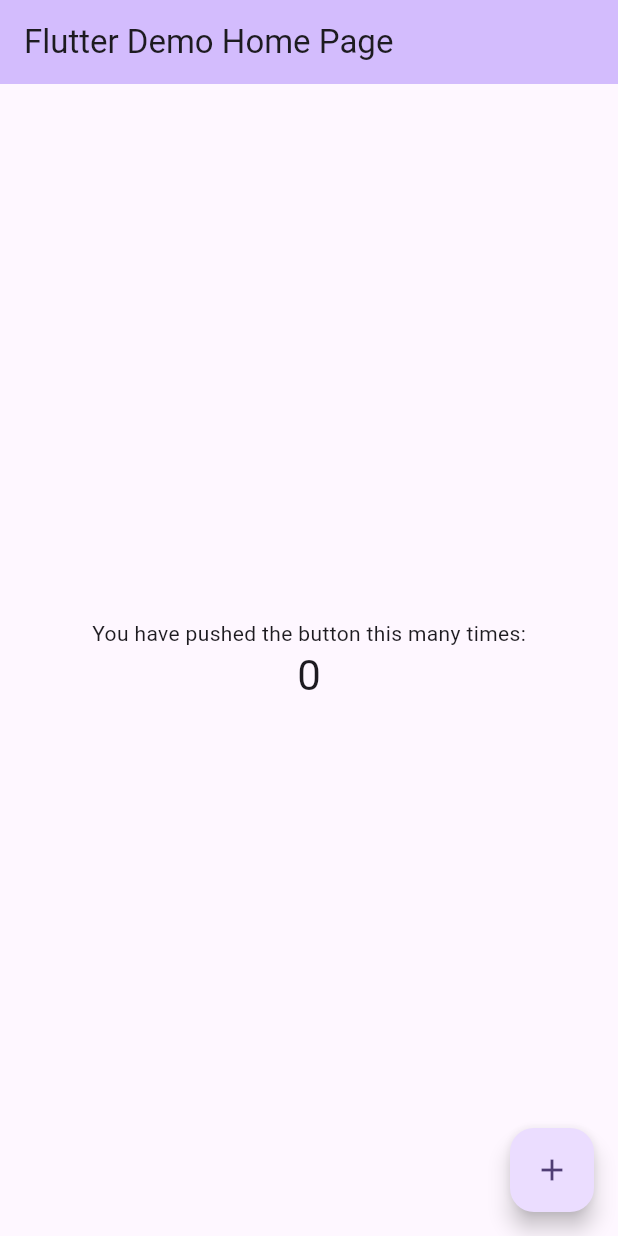
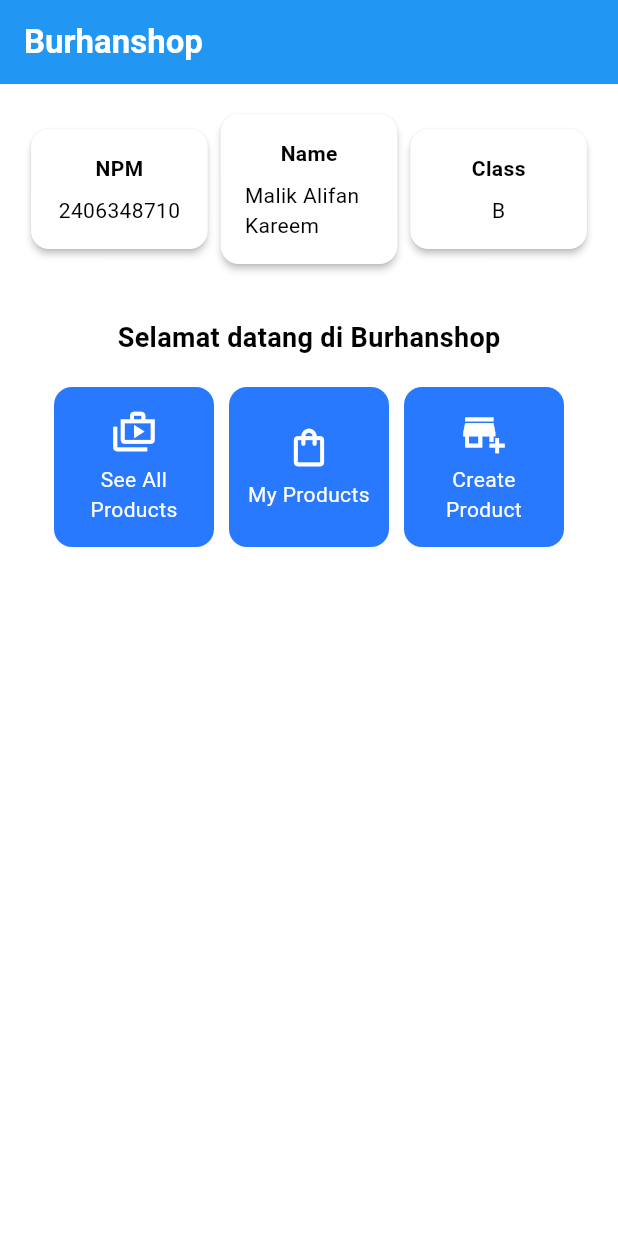
Before and after one commit to KareemMalik/burhanshop-mobile, a Flutter app: the screen it shows after launch, on a phone screen of 412 x 824 dp. Run offline on Flutter 3.47's test engine with Material 3 defaults, Android fonts, the phone set to English and light mode, and no system bars.

Commit message:
Modified main.dart & menu.dart to add All Products, My Products, and Create Product Button

```diff
--- a/lib/main.dart
+++ b/lib/main.dart
@@ -1,4 +1,5 @@
 import 'package:flutter/material.dart';
+import 'package:burhanshop/menu.dart';
 
 void main() {
   runApp(const MyApp());
@@ -10,8 +11,9 @@
   // This widget is the root of your application.
   @override
   Widget build(BuildContext context) {
+
     return MaterialApp(
-      title: 'Flutter Demo',
+      title: 'Burhanshop',
       theme: ThemeData(
         // This is the theme of your application.
         //
@@ -28,95 +30,11 @@
         //
         // This works for code too, not just values: Most code changes can be
         // tested with just a hot reload.
-        colorScheme: ColorScheme.fromSeed(seedColor: Colors.deepPurple),
+        colorScheme: ColorScheme.fromSwatch(primarySwatch: Colors.blue)
+            .copyWith(secondary: Colors.blueAccent[400]),
       ),
-      home: const MyHomePage(title: 'Flutter Demo Home Page'),
+      home: MyHomePage(),
     );
+
   }
 }
-
-class MyHomePage extends StatefulWidget {
-  const MyHomePage({super.key, required this.title});
-
-  // This widget is the home page of your application. It is stateful, meaning
-  // that it has a State object (defined below) that contains fields that affect
-  // how it looks.
-
-  // This class is the configuration for the state. It holds the values (in this
-  // case the title) provided by the parent (in this case the App widget) and
-  // used by the build method of the State. Fields in a Widget subclass are
-  // always marked "final".
-
-  final String title;
-
-  @override
-  State<MyHomePage> createState() => _MyHomePageState();
-}
-
-class _MyHomePageState extends State<MyHomePage> {
-  int _counter = 0;
-
-  void _incrementCounter() {
-    setState(() {
-      // This call to setState tells the Flutter framework that something has
-      // changed in this State, which causes it to rerun the build method below
-      // so that the display can reflect the updated values. If we changed
-      // _counter without calling setState(), then the build method would not be
-      // called again, and so nothing would appear to happen.
-      _counter++;
-    });
-  }
-
-  @override
-  Widget build(BuildContext context) {
-    // This method is rerun every time setState is called, for instance as done
-    // by the _incrementCounter method above.
-    //
-    // The Flutter framework has been optimized to make rerunning build methods
-    // fast, so that you can just rebuild anything that needs updating rather
-    // than having to individually change instances of widgets.
-    return Scaffold(
-      appBar: AppBar(
-        // TRY THIS: Try changing the color here to a specific color (to
-        // Colors.amber, perhaps?) and trigger a hot reload to see the AppBar
-        // change color while the other colors stay the same.
-        backgroundColor: Theme.of(context).colorScheme.inversePrimary,
-        // Here we take the value from the MyHomePage object that was created by
-        // the App.build method, and use it to set our appbar title.
-        title: Text(widget.title),
-      ),
-      body: Center(
-        // Center is a layout widget. It takes a single child and positions it
-        // in the middle of the parent.
-        child: Column(
-          // Column is also a layout widget. It takes a list of children and
-          // arranges them vertically. By default, it sizes itself to fit its
-          // children horizontally, and tries to be as tall as its parent.
-          //
-          // Column has various properties to control how it sizes itself and
-          // how it positions its children. Here we use mainAxisAlignment to
-          // center the children vertically; the main axis here is the vertical
-          // axis because Columns are vertical (the cross axis would be
-          // horizontal).
-          //
-          // TRY THIS: Invoke "debug painting" (choose the "Toggle Debug Paint"
-          // action in the IDE, or press "p" in the console), to see the
-          // wireframe for each widget.
-          mainAxisAlignment: MainAxisAlignment.center,
-          children: <Widget>[
-            const Text('You have pushed the button this many times:'),
-            Text(
-              '$_counter',
-              style: Theme.of(context).textTheme.headlineMedium,
-            ),
-          ],
-        ),
-      ),
-      floatingActionButton: FloatingActionButton(
-        onPressed: _incrementCounter,
-        tooltip: 'Increment',
-        child: const Icon(Icons.add),
-      ), // This trailing comma makes auto-formatting nicer for build methods.
-    );
-  }
-}
--- /dev/null
+++ b/lib/menu.dart
@@ -0,0 +1,186 @@
+import 'package:flutter/material.dart';
+
+class MyHomePage extends StatelessWidget {
+  MyHomePage({super.key});
+  final String nama = "Malik Alifan Kareem" ;//nama
+  final String npm = "2406348710" ;//npm
+  final String kelas = "B" ;//kelas
+  final List<ItemHomepage> items = [
+    ItemHomepage("See All Products", Icons.shop_2_outlined),
+    ItemHomepage("My Products", Icons.shopping_bag_outlined),
+    ItemHomepage("Create Product", Icons.add_business_sharp),
+  ];
+
+  @override
+  Widget build(BuildContext context) {
+    // Scaffold menyediakan struktur dasar halaman dengan AppBar dan body.
+    return Scaffold(
+      // AppBar adalah bagian atas halaman yang menampilkan judul.
+      appBar: AppBar(
+        // Judul aplikasi "Burhanshop" dengan teks putih dan tebal.
+        title: const Text(
+          'Burhanshop',
+          style: TextStyle(
+            color: Colors.white,
+            fontWeight: FontWeight.bold,
+          ),
+        ),
+        // Warna latar belakang AppBar diambil dari skema warna tema aplikasi.
+        backgroundColor: Theme.of(context).colorScheme.primary,
+      ),
+      // Body halaman dengan padding di sekelilingnya.
+      body: Padding(
+        padding: const EdgeInsets.all(16.0),
+        // Menyusun widget secara vertikal dalam sebuah kolom.
+        child: Column(
+          crossAxisAlignment: CrossAxisAlignment.center,
+          children: [
+            // Row untuk menampilkan 3 InfoCard secara horizontal.
+            Row(
+              mainAxisAlignment: MainAxisAlignment.spaceEvenly,
+              children: [
+                InfoCard(title: 'NPM', content: npm),
+                InfoCard(title: 'Name', content: nama),
+                InfoCard(title: 'Class', content: kelas),
+              ],
+            ),
+
+            // Memberikan jarak vertikal 16 unit.
+            const SizedBox(height: 16.0),
+
+            // Menempatkan widget berikutnya di tengah halaman.
+            Center(
+              child: Column(
+                // Menyusun teks dan grid item secara vertikal.
+
+                children: [
+                  // Menampilkan teks sambutan dengan gaya tebal dan ukuran 18.
+                  const Padding(
+                    padding: EdgeInsets.only(top: 16.0),
+                    child: Text(
+                      'Selamat datang di Burhanshop',
+                      style: TextStyle(
+                        fontWeight: FontWeight.bold,
+                        fontSize: 18.0,
+                      ),
+                    ),
+                  ),
+
+                  // Grid untuk menampilkan ItemCard dalam bentuk grid 3 kolom.
+                  GridView.count(
+                    primary: true,
+                    padding: const EdgeInsets.all(20),
+                    crossAxisSpacing: 10,
+                    mainAxisSpacing: 10,
+                    crossAxisCount: 3,
+                    // Agar grid menyesuaikan tinggi kontennya.
+                    shrinkWrap: true,
+
+                    // Menampilkan ItemCard untuk setiap item dalam list items.
+                    children: items.map((ItemHomepage item) {
+                      return ItemCard(item);
+                    }).toList(),
+                  ),
+                ],
+              ),
+            ),
+          ],
+        ),
+      ),
+    );
+  }
+}
+
+class ItemHomepage {
+  final String name;
+  final IconData icon;
+
+  ItemHomepage(this.name, this.icon);
+}
+
+class InfoCard extends StatelessWidget {
+  // Kartu informasi yang menampilkan title dan content.
+
+  final String title;  // Judul kartu.
+  final String content;  // Isi kartu.
+
+  const InfoCard({super.key, required this.title, required this.content});
+
+  @override
+  Widget build(BuildContext context) {
+    return Card(
+      // Membuat kotak kartu dengan bayangan dibawahnya.
+      elevation: 2.0,
+      child: Container(
+        // Mengatur ukuran dan jarak di dalam kartu.
+        width: MediaQuery.of(context).size.width / 3.5, // menyesuaikan dengan lebar device yang digunakan.
+        padding: const EdgeInsets.all(16.0),
+        // Menyusun title dan content secara vertikal.
+        child: Column(
+          children: [
+            Text(
+              title,
+              style: const TextStyle(fontWeight: FontWeight.bold),
+            ),
+            const SizedBox(height: 8.0),
+            Text(content),
+          ],
+        ),
+      ),
+    );
+  }
+}
+
+class ItemCard extends StatelessWidget {
+  // Menampilkan kartu dengan ikon dan nama.
+
+  final ItemHomepage item;
+
+  const ItemCard(this.item, {super.key});
+
+  @override
+  Widget build(BuildContext context) {
+    return Material(
+      // Menentukan warna latar belakang dari tema aplikasi.
+      color: Theme.of(context).colorScheme.secondary,
+      // Membuat sudut kartu melengkung.
+      borderRadius: BorderRadius.circular(12),
+
+      child: InkWell(
+        // Aksi ketika kartu ditekan.
+        onTap: () {
+          // Menampilkan pesan SnackBar saat kartu ditekan.
+          ScaffoldMessenger.of(context)
+            ..hideCurrentSnackBar()
+            ..showSnackBar(
+                SnackBar(content: Text("Kamu telah menekan tombol ${item.name}!"))
+            );
+        },
+        // Container untuk menyimpan Icon dan Text
+        child: Container(
+          padding: const EdgeInsets.all(8),
+          child: Center(
+            child: Column(
+              // Menyusun ikon dan teks di tengah kartu.
+              mainAxisAlignment: MainAxisAlignment.center,
+              children: [
+                Icon(
+                  item.icon,
+                  color: Colors.white,
+                  size: 30.0,
+                ),
+                const Padding(padding: EdgeInsets.all(3)),
+                Text(
+                  item.name,
+                  textAlign: TextAlign.center,
+                  style: const TextStyle(color: Colors.white),
+                ),
+              ],
+            ),
+          ),
+        ),
+      ),
+    );
+  }
+
+}
```
